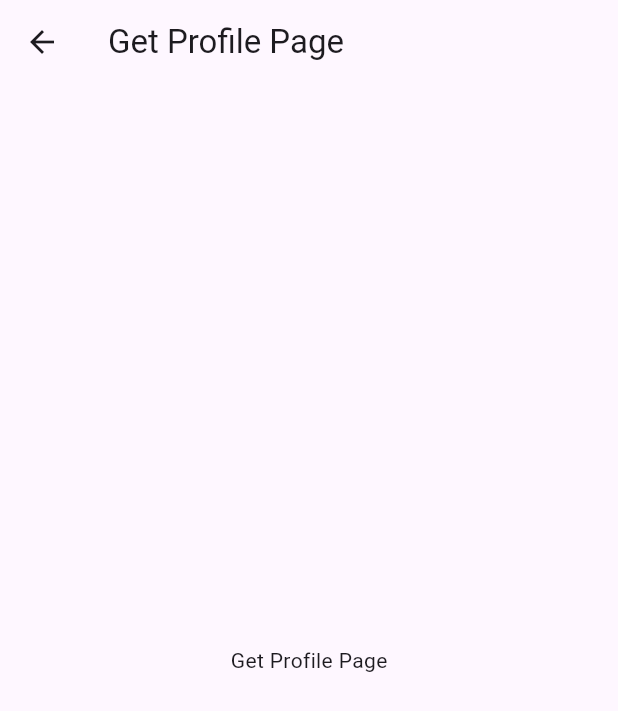
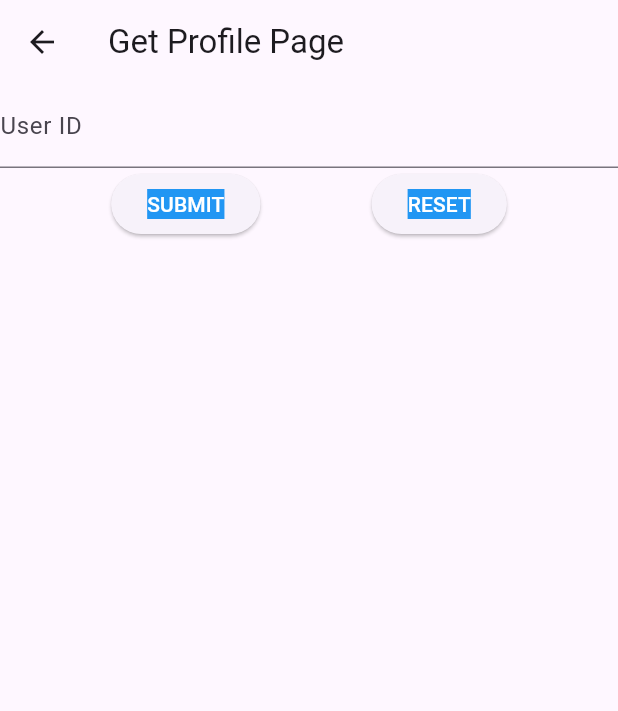
Before and after one commit to rifqirayita8/bloc-new, a Flutter app: the screen it shows after launch, after a tap on "Pindah page", on a phone screen of 412 x 824 dp. Shown: the top 711 px of the screen. Run offline on Flutter 3.47's test engine with Material 3 defaults, Android fonts, the phone set to English and light mode, and no system bars; our stand-ins replace bloc, dartz, dio, equatable, flutter_bloc, get_it and 1 more; network calls fail.

```diff
--- a/lib/features/profile/presentation/bloc/profile_event.dart
+++ b/lib/features/profile/presentation/bloc/profile_event.dart
@@ -6,3 +6,13 @@ abstract class ProfileEvent extends Equatable {
   @override
   List<Object> get props => [];
 }
+
+class GetProfile extends ProfileEvent {
+  final GetUserParams params;
+
+  const GetProfile({required this.params});
+}
+
+class ResetProfile extends ProfileEvent {
+  const ResetProfile();
+}
--- a/lib/features/profile/presentation/bloc/profile_state.dart
+++ b/lib/features/profile/presentation/bloc/profile_state.dart
@@ -7,3 +7,23 @@ abstract class ProfileState extends Equatable {
   List<Object> get props => [];
 }
 class ProfileInitial extends ProfileState {}
+
+class ProfileLoading extends ProfileState {}
+
+class ProfileSuccess extends ProfileState {
+  final Profile profile;
+
+  const ProfileSuccess({required this.profile});
+
+  @override
+  List<Object> get props => [profile];
+}
+
+class ProfileFailure extends ProfileState {
+  final String message;
+
+  const ProfileFailure({required this.message});
+
+  @override
+  List<Object> get props => [message];
+}
--- a/lib/features/profile/presentation/pages/get_user_page.dart
+++ b/lib/features/profile/presentation/pages/get_user_page.dart
@@ -1,17 +1,108 @@
 import 'package:flutter/material.dart';
 import 'package:flutter/widgets.dart';
+import 'package:flutter_bloc/flutter_bloc.dart';
+import 'package:my_practice_bloc/features/profile/domain/entities/profile.dart';
+import 'package:my_practice_bloc/features/profile/domain/usecases/profile_params.dart';
+import 'package:my_practice_bloc/features/profile/presentation/bloc/profile_bloc.dart';
 
 class GetUserPage extends StatelessWidget {
   const GetUserPage({super.key});
 
   @override
   Widget build(BuildContext context) {
+    final controller= TextEditingController();
     return Scaffold(
       appBar: AppBar(
         title: const Text('Get Profile Page'),
       ),
-      body: const Center(
-        child: Text('Get Profile Page'),
+      body: Center(
+        child: Column(
+          children: [
+            Column(
+              children: [
+                TextFormField(
+                  controller: controller,
+                  decoration: const InputDecoration(
+                    labelText: 'User ID'
+                  ),
+                ),
+                Row(
+                  mainAxisAlignment: MainAxisAlignment.spaceEvenly,
+                  children: [
+                    ElevatedButton(
+                      onPressed: () {
+                        final String userIdString= controller.text;
+                        final int userId= int.parse(userIdString);
+                        context.read<ProfileBloc>().add(GetProfile(params: GetUserParams(id: userId)));
+                      },
+                      child: Container(
+                        color: Colors.blue,
+                        child: const Text(
+                          'SUBMIT',
+                          style: TextStyle(
+                            color: Colors.white
+                          ),
+                        ),
+                      )
+                    ),
+                    ElevatedButton(
+                      onPressed: () {
+                        context.read<ProfileBloc>().add(const ResetProfile());
+                      },
+                      child: Container(
+                        color: Colors.blue,
+                        child: const Text(
+                          'RESET',
+                          style: TextStyle(
+                            color: Colors.white
+                          ),
+                        ),
+                      )
+                    ),
+                  ],
+                ),
+              ],
+            ),
+            BlocConsumer<ProfileBloc, ProfileState>(
+              listener: (context, state) {
+                if (state is ProfileSuccess) {
+                  ScaffoldMessenger.of(context).showSnackBar(
+                    const SnackBar(
+                      content: Text('Success'),
+                      backgroundColor: Colors.green,
+                    )
+                  );
+                } else if (state is ProfileFailure) {
+                  ScaffoldMessenger.of(context).showSnackBar(
+                    SnackBar(
+                      content: Text(state.message),
+                      backgroundColor: Colors.red,
+                    )
+                  );
+                }
+              },
+              builder: (context, state) {
+                if (state is ProfileSuccess) {
+                  Profile user= state.profile;
+                  return Column(
+                    children: [
+                      Text(user.id.toString()),
+                      Text(user.first_name),
+                      Text(user.last_name),
+                      Text(user.email),
+                      Text(user.avatar),
+                    ],
+                  );
+                } else if (state is ProfileLoading) {
+                  return const Center(
+                    child: CircularProgressIndicator(),
+                  );
+                }
+                return const SizedBox.shrink();
+              }
+            ),
+          ],
+        ),
       ),
     );
   }
--- a/lib/injection.dart
+++ b/lib/injection.dart
@@ -12,6 +12,7 @@ import 'package:my_practice_bloc/features/profile/data/datasources/profile_remot
 import 'package:my_practice_bloc/features/profile/data/repositories/profile_repostitory_impl.dart';
 import 'package:my_practice_bloc/features/profile/domain/repositories/profile_repository.dart';
 import 'package:my_practice_bloc/features/profile/domain/usecases/get_user.dart';
+import 'package:my_practice_bloc/features/profile/presentation/bloc/profile_bloc.dart';
 import 'package:shared_preferences/shared_preferences.dart';
 
 var myInjection= GetIt.instance;
@@ -69,6 +70,12 @@ Future<void> init() async {
   );
 
   // get user
+  myInjection.registerFactory(
+    () => ProfileBloc(
+      myInjection(),
+    )
+  );
+
   myInjection.registerLazySingleton(
     () => GetUser(
       myInjection()
--- a/lib/main.dart
+++ b/lib/main.dart
@@ -7,6 +7,7 @@ import 'package:my_practice_bloc/example/kue_cubit/cubit_example.dart';
 import 'package:my_practice_bloc/example/stream/stream_example.dart';
 import 'package:my_practice_bloc/features/auth/presentation/bloc/auth_bloc.dart';
 import 'package:my_practice_bloc/features/auth/presentation/pages/login_page.dart';
+import 'package:my_practice_bloc/features/profile/presentation/bloc/profile_bloc.dart';
 import 'package:my_practice_bloc/injection.dart';
 
 void main() async{
@@ -24,6 +25,7 @@ class MainApp extends StatelessWidget {
       providers: [
         BlocProvider(create: (context) => CounterCubitThree()),
         BlocProvider(create: (context) => myInjection<AuthBloc>()),
+        BlocProvider(create: (context) => myInjection<ProfileBloc>(),)
       ],
       child: const MaterialApp(
         home: LoginPage(),
```
Also changed, not shown: lib/features/profile/presentation/bloc/profile_bloc.dart (+20 -3 lines).
